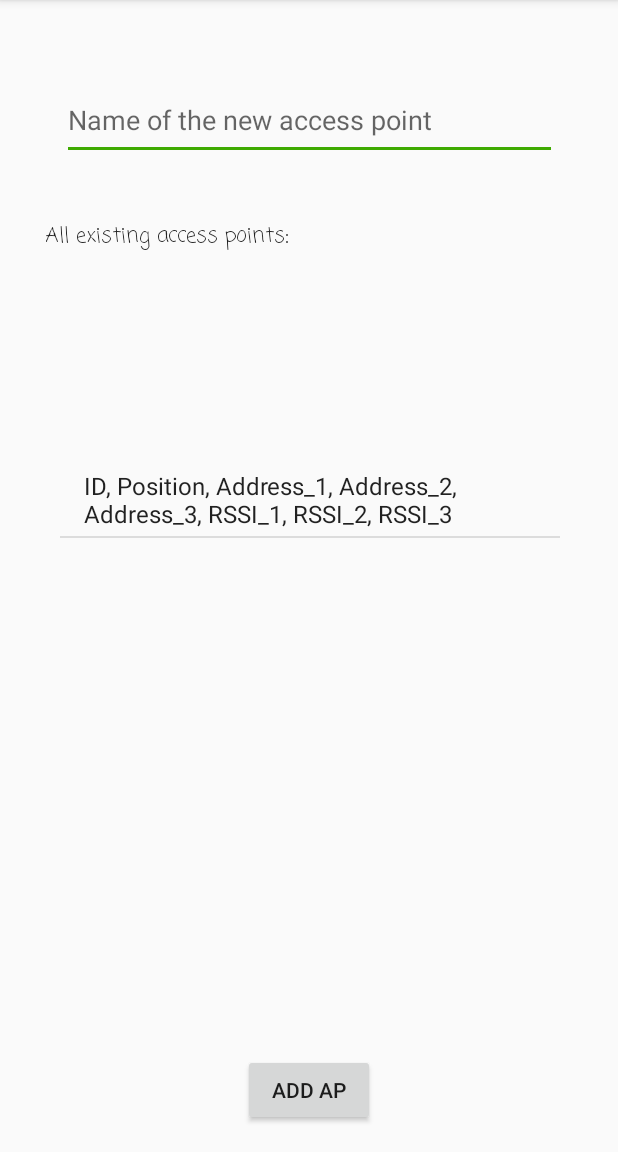
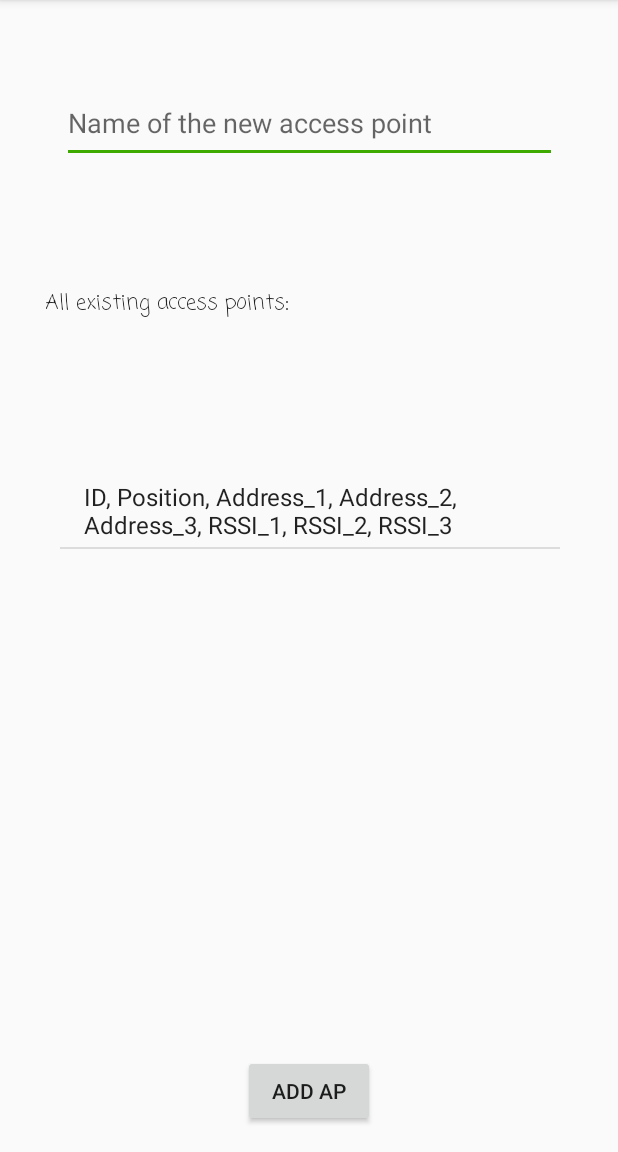
Before and after one commit to AlexanderBacklund/BachelorProject18, an Android app: the data screen opened directly, with no data from a screen before it, on a phone screen of 412 x 824 dp, the part 84-1236 px from its top. Run offline under Robolectric (Android 15) with nearby library versions, the phone set to English and light mode, and no system bars.

Commit message:
ändrade lite i appen inför bilderna

```diff
--- a/Android/app/src/main/java/com/example/baurre95/my_first_kotlin/data.kt
+++ b/Android/app/src/main/java/com/example/baurre95/my_first_kotlin/data.kt
@@ -24,8 +24,8 @@ import kotlinx.android.synthetic.main.activity_data.*
 import java.io.File
 
 class data : AppCompatActivity() {
-    val filenameToDB = "accesspointsToDb.csv"
-    val filenameToUsers = "ReferencePointsToUser.csv"
+    val filenameToDB = "referencePointsToDb.csv"
+    val filenameToUsers = "referencePointsToUser.csv"
     var myList =  listOf<String>()
     var showList = listOf<String>()
     val REQUEST_FINE_LOCATION: Int=0
--- a/Android/app/src/main/res/layout/activity_data.xml
+++ b/Android/app/src/main/res/layout/activity_data.xml
@@ -11,8 +11,8 @@
         android:id="@+id/APet"
         android:layout_width="330dp"
         android:layout_height="53dp"
-        android:layout_marginBottom="8dp"
-        android:layout_marginTop="8dp"
+        android:layout_marginBottom="10dp"
+        android:layout_marginTop="10dp"
         android:ems="10"
         android:hint="Name of the new access point"
         android:inputType="textPersonName"
@@ -50,14 +50,14 @@
         app:layout_constraintHorizontal_bias="0.121"
         app:layout_constraintStart_toStartOf="parent"
         app:layout_constraintTop_toBottomOf="@+id/APet"
-        app:layout_constraintVertical_bias="0.205" />
+        app:layout_constraintVertical_bias="0.461" />
 
     <ListView
         android:id="@+id/APlv"
         android:layout_width="333dp"
         android:layout_height="266dp"
         android:layout_marginBottom="8dp"
-        android:layout_marginTop="8dp"
+        android:layout_marginTop="20dp"
         app:layout_constraintBottom_toBottomOf="parent"
         app:layout_constraintEnd_toEndOf="parent"
         app:layout_constraintHorizontal_bias="0.509"
--- a/Android/app/src/main/res/layout/activity_main.xml
+++ b/Android/app/src/main/res/layout/activity_main.xml
@@ -24,7 +24,7 @@
         android:layout_width="166dp"
         android:layout_height="45dp"
         android:background="@color/colorButton"
-        android:text="Add access points"
+        android:text="Add reference points"
         android:textColor="@color/colorText"
         app:layout_constraintBottom_toBottomOf="parent"
         app:layout_constraintEnd_toEndOf="parent"
@@ -36,9 +36,9 @@
         android:id="@+id/calbtn"
         android:layout_width="166dp"
         android:layout_height="45dp"
-        android:text="Start Calibrating"
+        android:background="@color/colorButton"
+        android:text="wifi scan"
         android:textColor="@color/colorText"
-        android:background="@color/colorButton"
         app:layout_constraintBottom_toBottomOf="parent"
         app:layout_constraintEnd_toEndOf="parent"
         app:layout_constraintStart_toStartOf="parent"
```
